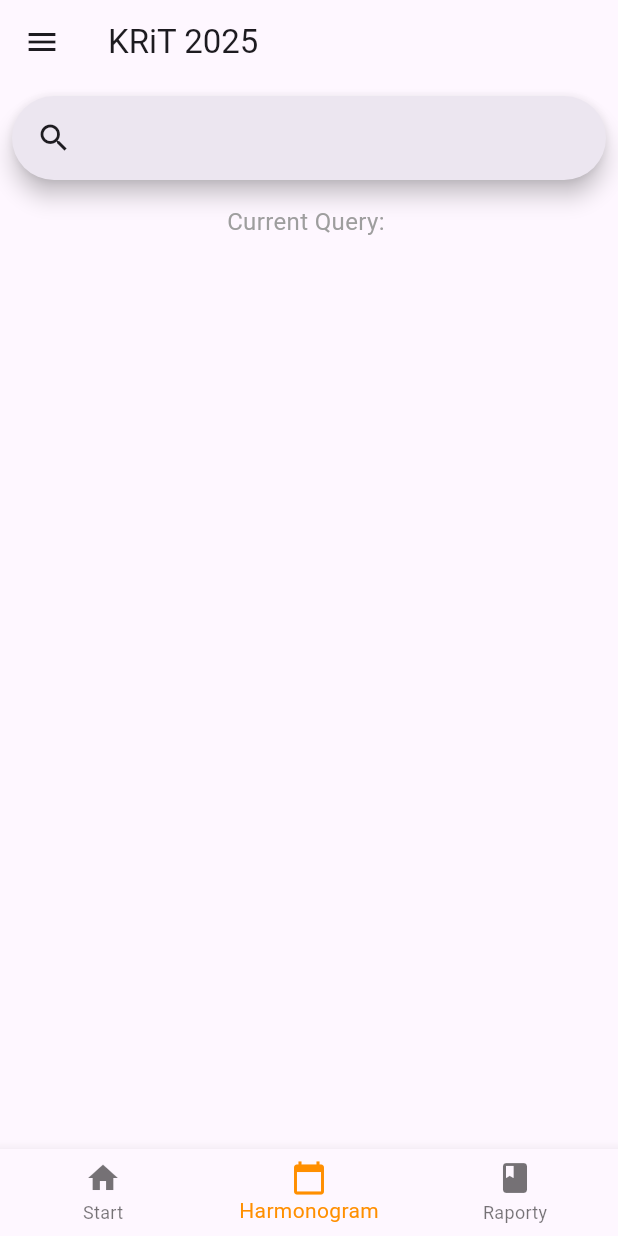
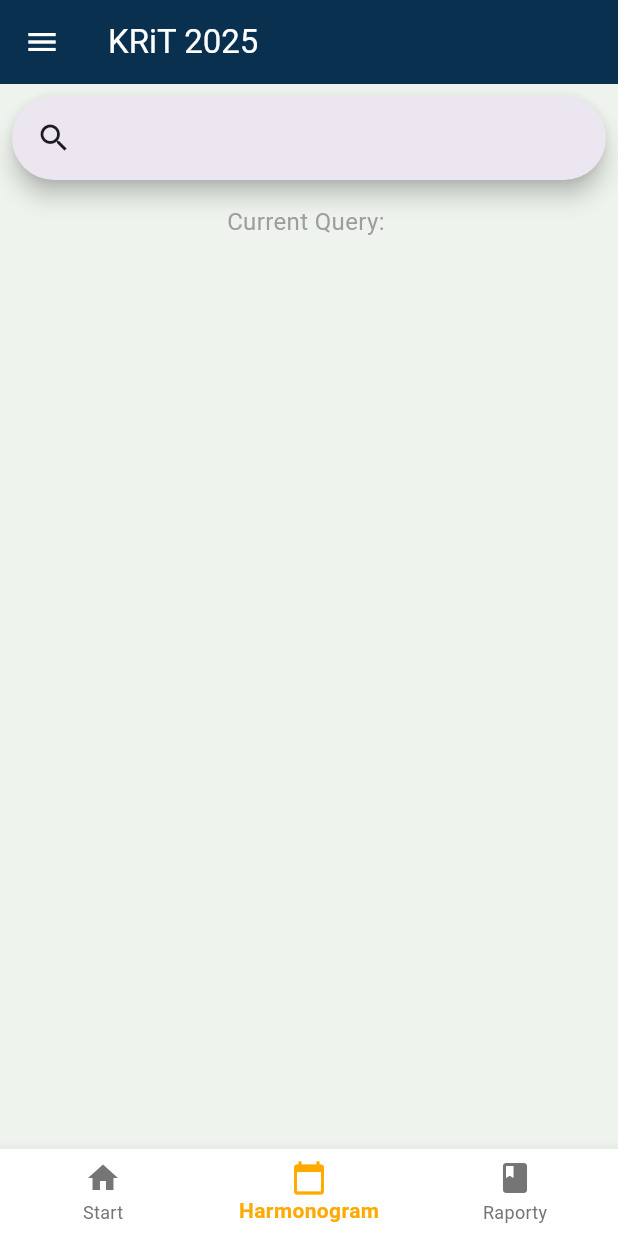
Before and after one commit to haniagibus/KRiT_2025_app, a Flutter app: the screen it shows after launch, swiped to page 2, on a phone screen of 412 x 824 dp. Run offline on Flutter 3.47's test engine with Material 3 defaults, Android fonts, the phone set to English and light mode, and no system bars.

Commit message:
create event view and global app theme

```diff
--- a/lib/main.dart
+++ b/lib/main.dart
@@ -1,10 +1,10 @@
 import 'package:flutter/material.dart';
 import 'package:flutter_localizations/flutter_localizations.dart';
-import 'package:krit_app/views/widgets/searchbar_widget.dart';
-import 'views/screens/home_screen.dart';
-import 'views/screens/schedule_screen.dart';
-import 'views/screens/reports_screen.dart';
-import 'generated/l10n.dart';
+import 'package:krit_app/views/screens/home_screen.dart';
+import 'package:krit_app/views/screens/schedule_screen.dart';
+import 'package:krit_app/views/screens/reports_screen.dart';
+import 'package:krit_app/theme/app_theme.dart'; // Import theme
+import 'package:krit_app/generated/l10n.dart';
 
 void main() {
   runApp(const MyApp());
@@ -17,10 +17,7 @@ class MyApp extends StatelessWidget {
   Widget build(BuildContext context) {
     return MaterialApp(
       title: 'KRiT 2025',
-      theme: ThemeData(
-        useMaterial3: true,
-        primarySwatch: Colors.grey,
-      ),
+      theme: AppTheme.lightTheme, // Apply the custom theme
       localizationsDelegates: [
         S.delegate,
         GlobalMaterialLocalizations.delegate,
@@ -31,26 +28,12 @@ class MyApp extends StatelessWidget {
         Locale('pl', ''),
       ],
       home: MyHomePage(title: 'Flutter Demo Home Page'),
-      routes: {
-        '/home': (context) => const HomeScreen(),
-        '/schedule': (context) => ScheduleScreen(),
-        '/reports': (context) => const ReportsScreen(),
-      },
     );
   }
 }
 
 class MyHomePage extends StatefulWidget {
   MyHomePage({Key? key, required this.title}) : super(key: key);
-
-  // This widget is the home page of your application. It is stateful, meaning
-  // that it has a State object (defined below) that contains fields that affect
-  // how it looks.
-
-  // This class is the configuration for the state. It holds the values (in this
-  // case the title) provided by the parent (in this case the App widget) and
-  // used by the build method of the State. Fields in a Widget subclass are
-  // always marked "final".
 
   final String title;
 
@@ -62,7 +45,6 @@ class _MyHomePageState extends State<MyHomePage> {
   int _selectedIndex = 0;
 
   final PageController controller = PageController(initialPage: 0);
-  // VersionInfo vi = VersionInfo();
 
   void _onItemTapped(int index) {
     controller.animateToPage(index,
@@ -76,53 +58,15 @@ class _MyHomePageState extends State<MyHomePage> {
     });
   }
 
-  void _refresh() {
-    setState(() {});
-  }
-
   @override
   Widget build(BuildContext context) {
-    // var locale = AppLocalizations.of(context)!;
-    // vi.getVersionInfo().then((value) => {
-    //   if (!vi.isSupported())
-    //     {
-    //       showDialog(
-    //           barrierDismissible: false,
-    //           context: context,
-    //           builder: (BuildContext context) {
-    //             return WillPopScope(
-    //               child: AlertDialog(
-    //                 title: Text(locale.unsupportedVersionTitle),
-    //                 content: Text(locale.unsupportedVersionMessage
-    //                     .replaceAllMapped(
-    //                     RegExp(r'\%\d'),
-    //                         (match) => [
-    //                       vi.currentVersion,
-    //                       vi.minimumVersion
-    //                     ][int.parse(match.input.substring(
-    //                         match.start + 1, match.end))])),
-    //                 actions: [
-    //                   TextButton(
-    //                       onPressed: () {
-    //                         //Open link to app store when we will have it
-    //                       },
-    //                       child: Text("OK"))
-    //                 ],
-    //                 icon: Icon(Icons.app_blocking),
-    //               ),
-    //               onWillPop: () async => false,
-    //             );
-    //           })
-    //     }
-    // });
     return Scaffold(
       appBar: AppBar(
         title: const Text('KRiT 2025'),
         leading: IconButton(
           icon: const Icon(Icons.menu),
           tooltip: 'Menu',
-            onPressed: () {
-            },
+          onPressed: () {},
         ),
       ),
       body: SafeArea(
@@ -133,24 +77,27 @@ class _MyHomePageState extends State<MyHomePage> {
             HomeScreen(),
             ScheduleScreen(),
             ReportsScreen()
-                ])),
+          ],
+        ),
+      ),
       bottomNavigationBar: BottomNavigationBar(
         items: <BottomNavigationBarItem>[
           BottomNavigationBarItem(
             icon: Icon(Icons.home),
-                label: "Start", //locale.start
+            label: "Start",
           ),
           BottomNavigationBarItem(
             icon: Icon(Icons.calendar_today),
-                label: "Harmonogram", //locale.schedule
+            label: "Harmonogram",
           ),
           BottomNavigationBarItem(
             icon: Icon(Icons.book),
-                label: "Raporty", //locale.reports
+            label: "Raporty",
           ),
         ],
         currentIndex: _selectedIndex,
-            selectedItemColor: Colors.amber[800],
-            onTap: _onItemTapped));
+        onTap: _onItemTapped,
+      ),
+    );
   }
 }
--- a/lib/models/event.dart
+++ b/lib/models/event.dart
@@ -1,5 +1,5 @@
 class Event {
-  final String name;
+  String name;
   final String logoUrl;
   final String coverImageUrl;
   final String timeBegin;
--- a/lib/models/events_data_storage.dart
+++ b/lib/models/events_data_storage.dart
@@ -19,7 +19,9 @@ class EventsDataStorage {
   EventsDataStorage._internal() {
     if (Config.useMockData) {
       for (int i = 0; i < 10; i++) {
-        _eventList.add(MockPartner(i));
+        MockPartner mockPartner = new MockPartner(i);
+        mockPartner.name = mockPartner.name + i.toString();
+        _eventList.add(mockPartner);
       }
     }
     // else {
--- /dev/null
+++ b/lib/theme/app_colors.dart
@@ -0,0 +1,9 @@
+import 'package:flutter/material.dart';
+
+class AppColors {
+  static const primary = Color(0xFF0A3050);
+  static const accent = Color(0xFFFFAA00);
+  static const background = Color(0xFFEEF4ED);
+  static const textPrimary = Color(0xFF212121); // Dark Gray
+  static const textSecondary = Color(0xFF757575); // Medium Gray
+}
--- /dev/null
+++ b/lib/theme/app_theme.dart
@@ -0,0 +1,26 @@
+import 'package:flutter/material.dart';
+import 'app_colors.dart';
+
+class AppTheme {
+  static ThemeData lightTheme = ThemeData(
+    useMaterial3: true,
+    primaryColor: AppColors.primary,
+    scaffoldBackgroundColor: AppColors.background,
+    textTheme: TextTheme(
+      bodyLarge: TextStyle(color: AppColors.textPrimary),
+      bodyMedium: TextStyle(color: AppColors.textSecondary),
+    ),
+    appBarTheme: AppBarTheme(
+      backgroundColor: AppColors.primary,
+      foregroundColor: Colors.white,
+    ),
+    bottomNavigationBarTheme: BottomNavigationBarThemeData(
+      backgroundColor: Colors.white, // Navigation bar background
+      selectedItemColor: AppColors.accent, // Selected item color
+      unselectedItemColor: AppColors.textSecondary, // Unselected item color
+      selectedLabelStyle: TextStyle(fontWeight: FontWeight.bold),
+      unselectedLabelStyle: TextStyle(fontWeight: FontWeight.normal),
+      showUnselectedLabels: true, // Show labels for unselected items
+    ),
+  );
+}
```
Also changed, not shown: lib/theme/app_text_styles.dart (added, +27 -0 lines), lib/views/screens/event_screen.dart (added, +89 -0 lines), lib/views/widgets/event_tile.dart (+17 -3 lines), lib/views/screens/event_details_screen.dart (deleted). Lines whose indentation alone changed are shown as unchanged.
